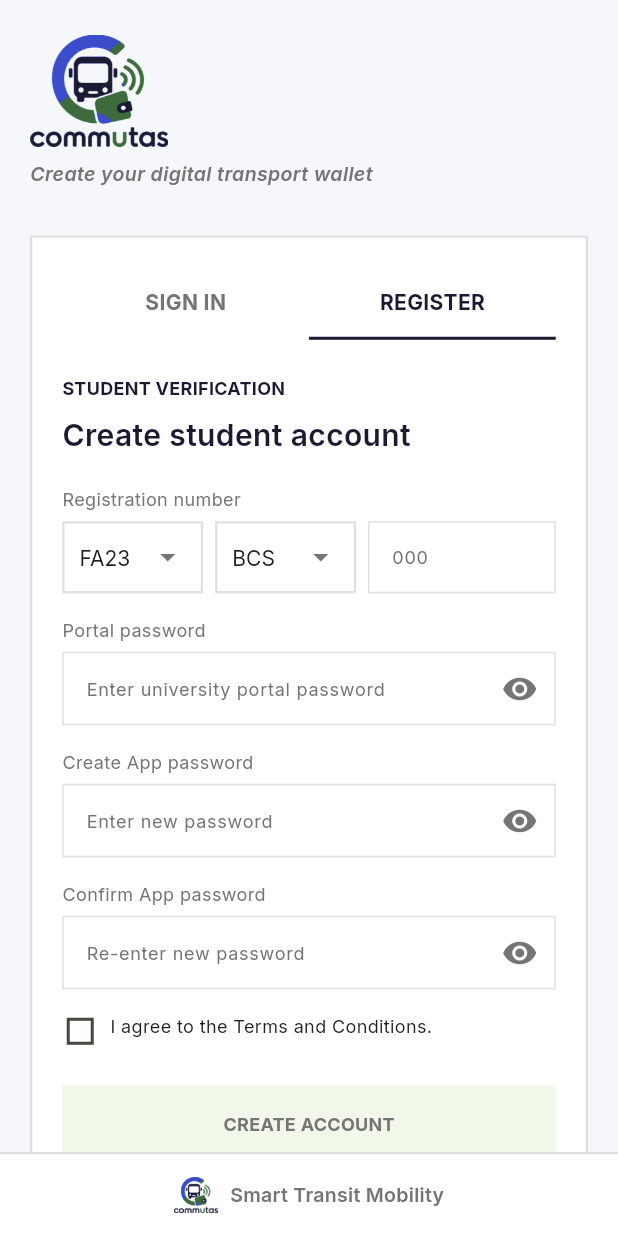
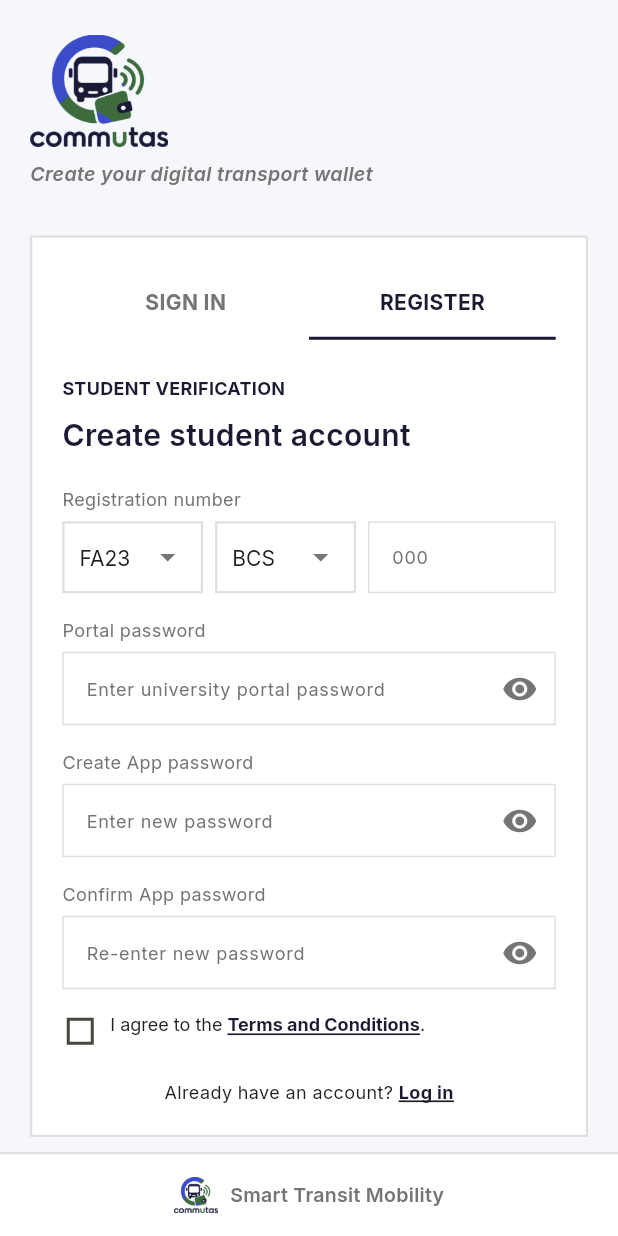
Before and after one commit to Wafa-Amjad/Commutas, a Flutter app: the screen it shows after launch, after a tap on "SIGN IN", after a tap on "REGISTER", on a phone screen of 412 x 824 dp. Run offline on Flutter 3.47's test engine with Material 3 defaults, Android fonts, the phone set to English and light mode, and no system bars; our stand-ins replace dio, flutter_secure_storage, google_fonts, image_picker, local_auth, shared_preferences; missing offline and left inert: flutter_biometric_change_detector.

Commit message:
Fixed signup checkbox with clickable terms link

```diff
--- a/lib/screens/login_signup_screen.dart
+++ b/lib/screens/login_signup_screen.dart
@@ -9,6 +9,8 @@
 import 'package:flutter_biometric_change_detector/status_enum.dart';
 import 'package:shared_preferences/shared_preferences.dart';
 import 'reset_password_screen.dart';
+import 'package:flutter/gestures.dart'; // RichText tracking k liyen
+import 'package:url_launcher/url_launcher.dart'; // Live link open krne k liyen
 // ignore: unused_import
 import 'dart:math' as math;
 import 'package:flutter/material.dart';
@@ -1122,6 +1124,7 @@
         const SizedBox(height: 16.0),
 
         // Terms and conditions
+        // Checkbox aur Text spans wala block jise replace krna hai:
 Row(
   crossAxisAlignment: CrossAxisAlignment.start,
   children: [
@@ -1130,8 +1133,8 @@
       width: 24,
       child: Checkbox(
         value: _agreedToTerms,
-                activeColor: CommutasColors.primaryNavy,
-                shape: const RoundedRectangleBorder(borderRadius: BorderRadius.zero),
+        activeColor: CommutasColors.primaryNavy, // theme.dart k mutabiq primaryNavy use ho rha hai
+        shape: const RoundedRectangleBorder(borderRadius: BorderRadius.zero), // Strict 0px sharp edges
         onChanged: (bool? val) {
           setState(() {
             _agreedToTerms = val ?? false;
@@ -1141,20 +1144,35 @@
     ),
     const SizedBox(width: 8.0),
     Expanded(
-              child: Text(
-                'I agree to the Terms and Conditions.',
+      child: RichText(
+        text: TextSpan(
+          text: 'I agree to the ',
+          style: CommutasTextStyles.bodySmall.copyWith(color: CommutasColors.inkText), // theme.dart k input rules mapping
+          children: [
+            TextSpan(
+              text: 'Terms and Conditions',
+              style: CommutasTextStyles.bodySmall.copyWith(
+                color: CommutasColors.primaryNavy, // Link color matches your dark navy token style
+                decoration: TextDecoration.underline,
+                fontWeight: FontWeight.bold,
+              ),
+              recognizer: TapGestureRecognizer()
+                ..onTap = () async {
+                  final url = Uri.parse('https://commutas-app.netlify.app/');
+                  if (await canLaunchUrl(url)) {
+                    await launchUrl(url, mode: LaunchMode.externalApplication);
+                  }
+                },
+            ),
+            TextSpan(
+              text: '.',
               style: CommutasTextStyles.bodySmall.copyWith(color: CommutasColors.inkText),
             ),
-            ),
-          ],
-        ),
-        const SizedBox(height: 24.0),
-
-        // Submit Button
-        _buildPrimaryButton(
-          label: 'CREATE ACCOUNT',
-          onPressed: _handleSignUp,
-          disabled: !_isSignUpValid,
+          ],
+        ),
+      ),
+    ),
+  ],
 ),
         const SizedBox(height: 20.0),
 
--- a/pubspec.yaml
+++ b/pubspec.yaml
@@ -41,6 +41,7 @@
   flutter_secure_storage: ^9.2.2
   flutter_biometric_change_detector: ^1.1.0
   image_picker: ^1.0.7
+  url_launcher: ^6.3.2
 
 dev_dependencies:
   flutter_test:
```
Also changed, not shown: pubspec.lock, 5 other files. Lines whose indentation alone changed are shown as unchanged.
